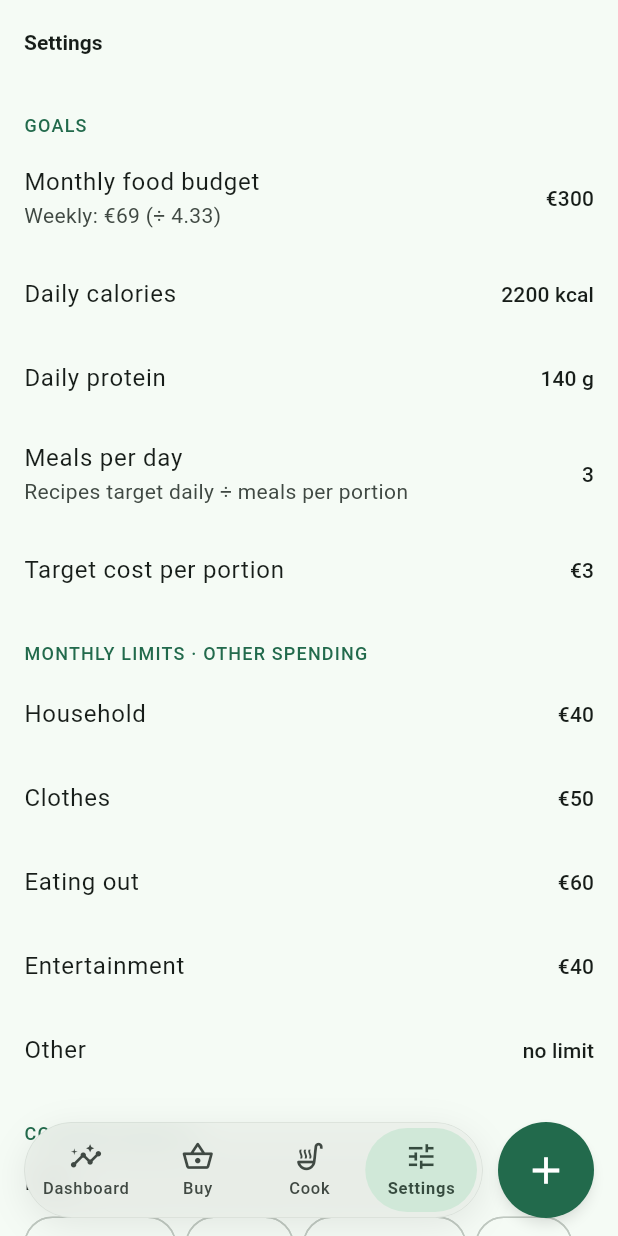
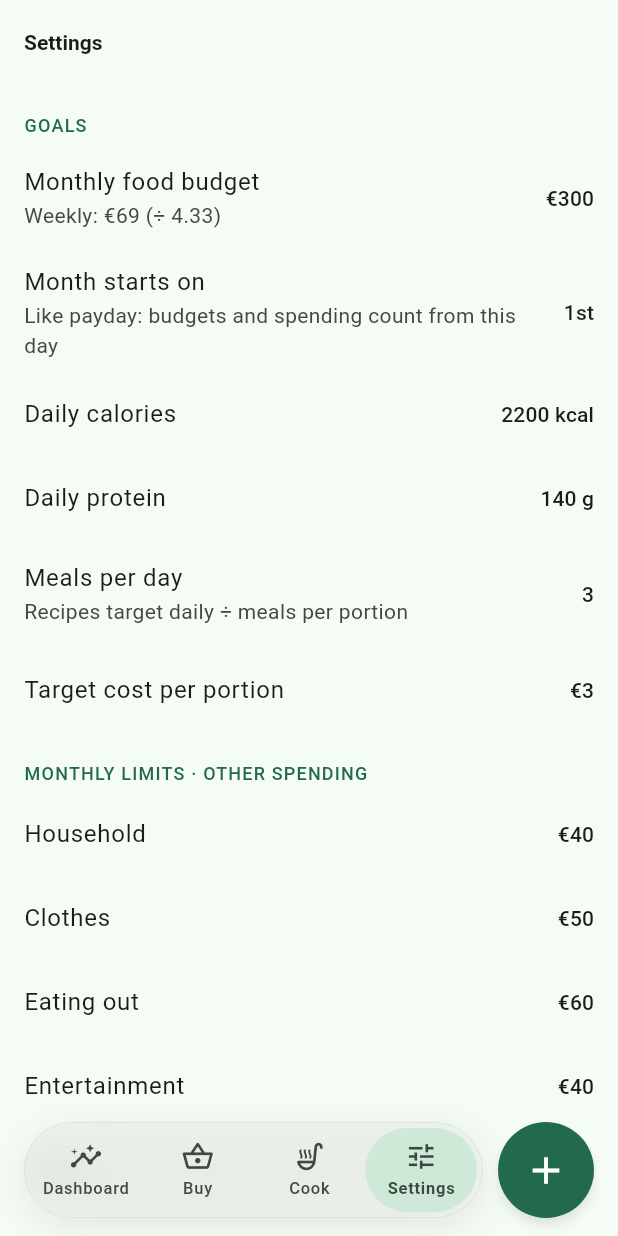
Before and after one commit to moxhaed/Trackcalfin, a Flutter app: the SettingsScreen screen opened by its route, on a phone screen of 412 x 824 dp. Run offline on Flutter 3.47's test engine with Material 3 defaults, Android fonts, the phone set to English and light mode, and no system bars; our stand-ins replace connectivity_plus, file_picker, flutter_image_compress, flutter_local_notifications, flutter_riverpod, flutter_secure_storage and 8 more; missing offline and left inert: quick_actions, receive_sharing_intent, workmanager; accounts and stored records are empty; generated files the repository leaves out were written again; statements that could not run were skipped.

Commit message:
Let the budget month start on any day, like payday
Some people's money resets on the 17th, not the 1st. Onboarding (Goals)
and Settings now ask "Your month starts on", with a 1-31 day grid.
Everything that says "month" follows it: the food budget and its pace,
other-spend limits, the projection and the Vibe Check. When a month isn't
a calendar month, the dashboard says when it began ("Since Thu 17 Sep").
A month without the chosen day (31 in April) starts on its last day. A
stored profile reads the new field as 0, which counts as calendar months.
No AI involved.

Co-Authored-By: Claude Opus 5.5 <noreply@anthropic.com>
Claude-Session: https://claude.ai/code/session_016RWiey1piAXv2qxbfJxLTV

```diff
--- a/lib/core/day_clock.dart
+++ b/lib/core/day_clock.dart
@@ -1,9 +1,13 @@
 /// Logical days with a rollover hour: a 00:30 snack belongs to the previous day.
 class DayClock {
-  const DayClock({this.rolloverHour = 4, this.weekStartsOn = DateTime.monday});
+  const DayClock({this.rolloverHour = 4, this.weekStartsOn = DateTime.monday, this.monthStartDay = 1});
 
   final int rolloverHour;
   final int weekStartsOn;
+
+  /// The day a budget month starts on, like payday: 1 = calendar months. A month without
+  /// that day (31 in April) starts on its last day.
+  final int monthStartDay;
 
   DateTime _logicalDate(DateTime t) {
     final shifted = t.subtract(Duration(hours: rolloverHour));
@@ -35,15 +39,26 @@ class DayClock {
     return DateTime(d.year, d.month, d.day - back, rolloverHour);
   }
 
+  /// The budget month's start in calendar month [month] of [year] (month 0 is last December).
+  DateTime _startIn(int year, int month) {
+    final last = DateTime(year, month + 1, 0).day;
+    return DateTime(year, month, monthStartDay > last ? last : monthStartDay, rolloverHour);
+  }
+
+  /// Start of the budget month containing [now].
   DateTime monthStart(DateTime now) {
     final d = _logicalDate(now);
-    return DateTime(d.year, d.month, 1, rolloverHour);
+    final here = _startIn(d.year, d.month);
+    return d.day >= here.day ? here : _startIn(d.year, d.month - 1);
   }
 
   DateTime nextMonthStart(DateTime now) {
-    final d = _logicalDate(now);
-    return DateTime(d.year, d.month + 1, 1, rolloverHour);
+    final s = monthStart(now);
+    return _startIn(s.year, s.month + 1);
   }
+
+  /// Start of the budget month before the one starting at [start].
+  DateTime previousMonthStart(DateTime start) => monthStart(DateTime(start.year, start.month, start.day - 1, 12));
 
   /// Adds whole calendar days, keeping the wall-clock time (DST-safe).
   static DateTime addDays(DateTime t, int days) => DateTime(t.year, t.month, t.day + days, t.hour, t.minute, t.second);
--- a/lib/data/isar/collections/user_profile.dart
+++ b/lib/data/isar/collections/user_profile.dart
@@ -16,6 +16,9 @@ class UserProfile {
   String outputLanguage = 'en';
   int weekStartsOn = DateTime.monday;
   int dayRolloverHour = 4;
+
+  /// The day budget months start on, like payday (1 = calendar months; 31 = the last day).
+  int monthStartDay = 1;
 
   // Goals (Vibe Check)
   int monthlyFoodBudgetMinor = 30000;
--- a/lib/domain/dashboard.dart
+++ b/lib/domain/dashboard.dart
@@ -106,6 +106,7 @@ class DashboardState {
     required this.weekElapsedFraction,
     required this.monthElapsedFraction,
     required this.daysLeftInMonth,
+    required this.monthStart,
   });
 
   /// Groceries paid for (cash basis): an expense counts on the day it was paid.
@@ -139,6 +140,12 @@ class DashboardState {
   final double weekElapsedFraction;
   final double monthElapsedFraction;
   final int daysLeftInMonth;
+
+  /// When this budget month started: the 1st, or the user's month start day.
+  final DateTime monthStart;
+
+  /// The budget month doesn't follow the calendar (it starts on, say, the 17th).
+  bool get customMonth => monthStart.day != 1;
 
   double? get coverage => elapsedDays == 0 ? null : completedDays / elapsedDays;
   FoodTotals get food => basis == FoodBasis.eaten ? eaten : spent;
@@ -306,6 +313,7 @@ class DashboardAggregator {
       weekElapsedFraction: weekFraction,
       monthElapsedFraction: monthFraction,
       daysLeftInMonth: DayClock.daysBetween(now, monthEnd),
+      monthStart: monthStart,
     );
   }
 }
--- a/lib/features/common/format.dart
+++ b/lib/features/common/format.dart
@@ -53,3 +53,20 @@ String minutesLabel(int m) {
   final r = m % 60;
   return r == 0 ? '$h h' : '$h h $r';
 }
+
+/// 1st, 2nd, 3rd, 4th, 11th, 21st.
+String ordinal(int n) {
+  final teen = n % 100 >= 11 && n % 100 <= 13;
+  final suffix = teen
+      ? 'th'
+      : switch (n % 10) {
+          1 => 'st',
+          2 => 'nd',
+          3 => 'rd',
+          _ => 'th',
+        };
+  return '$n$suffix';
+}
+
+/// "the 1st (calendar months)", "the 17th".
+String monthStartLabel(int day) => day <= 1 ? 'the 1st (calendar months)' : 'the ${ordinal(day)}';
--- a/lib/features/onboarding/onboarding_screen.dart
+++ b/lib/features/onboarding/onboarding_screen.dart
@@ -8,6 +8,8 @@ import '../../app/providers.dart';
 import '../../app/theme.dart';
 import '../../platform/notifications.dart';
 import '../capture/scan_flow.dart';
+import '../common/format.dart';
+import '../common/widgets.dart';
 
 /// Cold start in about 3 minutes: goals, key, kitchen sweep, rhythm.
 class OnboardingScreen extends ConsumerStatefulWidget {
@@ -26,6 +28,7 @@ class _OnboardingScreenState extends ConsumerState<OnboardingScreen> {
   final _key = TextEditingController();
   int _portions = 3;
   int _pickMinute = 450;
+  int _monthStart = 1;
   int _sweeps = 0;
 
   static const _pages = 5;
@@ -40,6 +43,7 @@ class _OnboardingScreenState extends ConsumerState<OnboardingScreen> {
       _protein.text = p.dailyProteinTargetG.round().toString();
       _portions = p.defaultPortions;
       _pickMinute = p.dailyPickMinuteOfDay;
+      _monthStart = p.monthStartDay.clamp(1, 31);
     }
   }
 
@@ -66,6 +70,7 @@ class _OnboardingScreenState extends ConsumerState<OnboardingScreen> {
       p.monthlyFoodBudgetMinor = money.parse(_budget.text) ?? p.monthlyFoodBudgetMinor;
       p.dailyKcalTarget = double.tryParse(_kcal.text) ?? p.dailyKcalTarget;
       p.dailyProteinTargetG = double.tryParse(_protein.text) ?? p.dailyProteinTargetG;
+      p.monthStartDay = _monthStart;
     });
   }
 
@@ -197,6 +202,17 @@ class _OnboardingScreenState extends ConsumerState<OnboardingScreen> {
             prefixText: '${ref.watch(moneyProvider).symbol} ',
           ),
         ),
+        const SizedBox(height: 4),
+        ListTile(
+          contentPadding: EdgeInsets.zero,
+          title: const Text('My month starts on'),
+          subtitle: const Text('Paid on the 17th? Start your month then.'),
+          trailing: Text(monthStartLabel(_monthStart), style: context.text.titleSmall),
+          onTap: () async {
+            final day = await showMonthStartPicker(context, current: _monthStart);
+            if (day != null) setState(() => _monthStart = day);
+          },
+        ),
         const SizedBox(height: 12),
         TextField(
           controller: _kcal,
--- a/lib/features/settings/settings_screen.dart
+++ b/lib/features/settings/settings_screen.dart
@@ -13,6 +13,8 @@ import '../../app/theme.dart';
 import '../../application/habit_scheduler.dart';
 import '../../core/enums.dart';
 import '../../data/isar/collections/schemas.dart';
+import '../common/format.dart';
+import '../common/widgets.dart';
 
 const dietOptions = ['vegetarian', 'vegan', 'pescatarian', 'halal', 'gluten_free', 'high_protein', 'low_carb'];
 const equipmentOptions = [
@@ -51,6 +53,15 @@ class SettingsScreen extends ConsumerWidget {
             valueMinor: p.monthlyFoodBudgetMinor,
             subtitle: 'Weekly: ${money.compact((p.monthlyFoodBudgetMinor / 4.33).round())} (÷ 4.33)',
             onSave: (v) => update((x) => x.monthlyFoodBudgetMinor = v),
+          ),
+          ListTile(
+            title: const Text('Month starts on'),
+            subtitle: const Text('Like payday: budgets and spending count from this day'),
+            trailing: Text(ordinal(p.monthStartDay.clamp(1, 31)), style: context.text.titleSmall),
+            onTap: () async {
+              final day = await showMonthStartPicker(context, current: p.monthStartDay.clamp(1, 31));
+              if (day != null) await update((x) => x.monthStartDay = day);
+            },
           ),
           _NumberTile(
             title: 'Daily calories',
```
Also changed, not shown: lib/application/profile_service.dart (+6 -1 lines), lib/features/common/widgets.dart (+46 -0 lines), lib/features/dashboard/dashboard_screen.dart (+10 -4 lines), lib/data/isar/collections/user_profile.g.dart, 6 other files.
